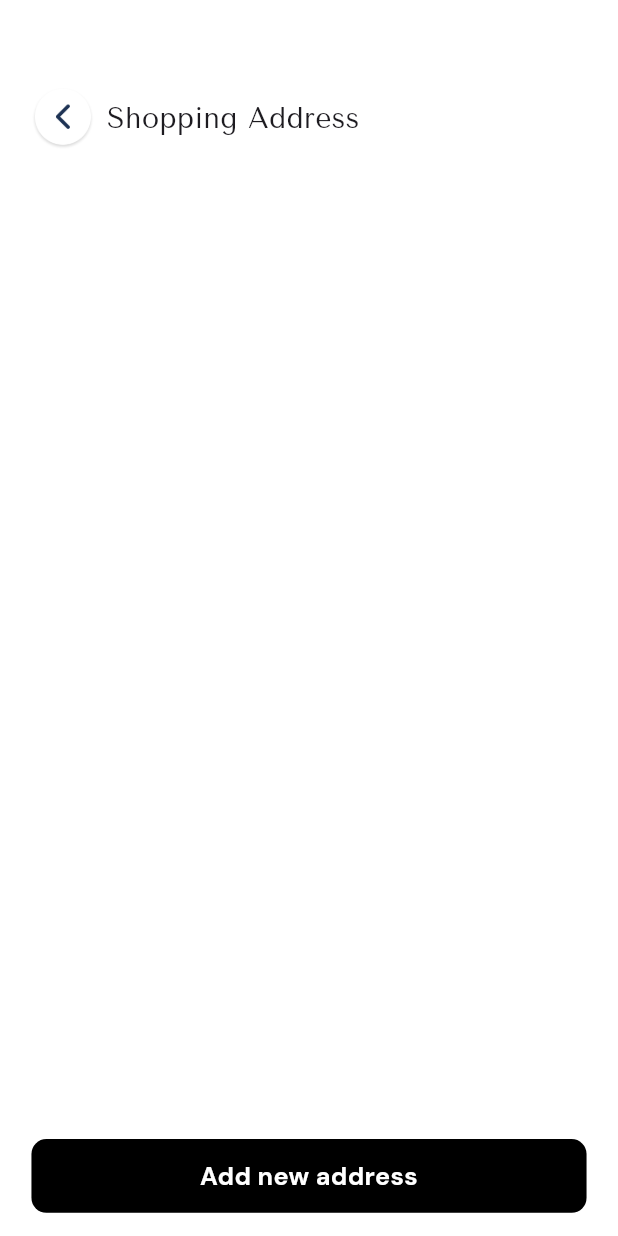
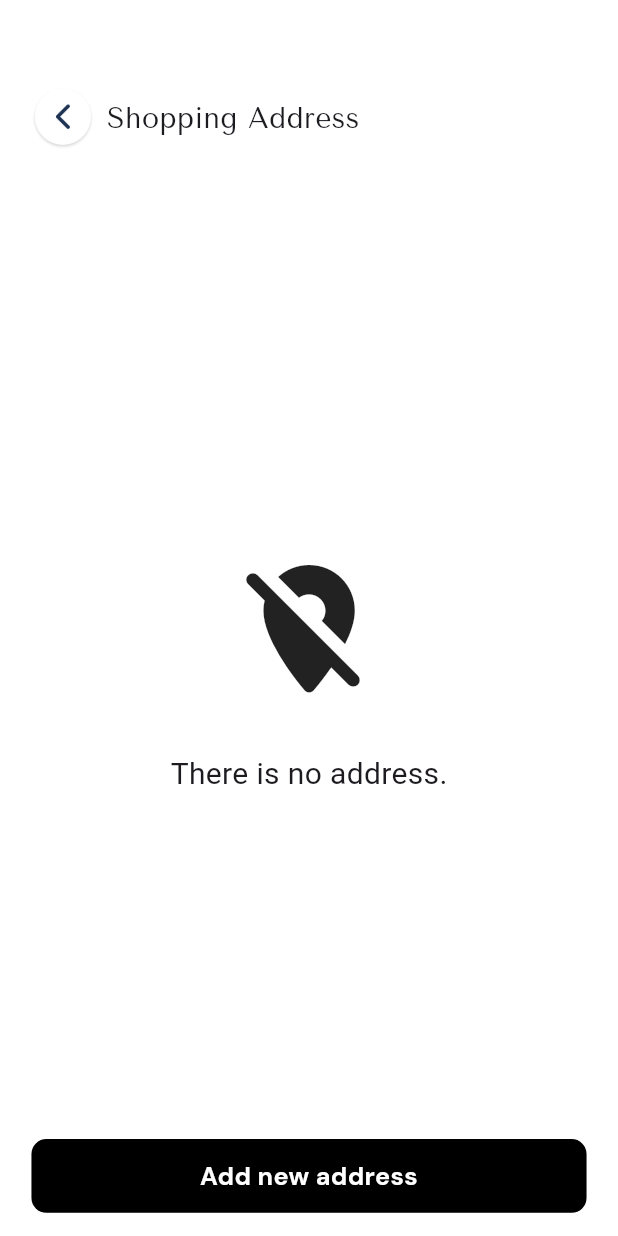
Before and after one commit to Mahmoudmnb/shop_app, a Flutter app: the ShoppingAddress screen opened directly with empty values, on a phone screen of 412 x 824 dp. Run offline on Flutter 3.47's test engine with Material 3 defaults, Android fonts, the phone set to English and light mode, and no system bars; our stand-ins replace appwrite, flutter_bloc, flutter_screenutil, flutter_staggered_animations, geocoding, geolocator and 11 more; missing offline and left inert: flutter_paypal_checkout; accounts and stored records are empty.

Commit message:
do some changes

```diff
--- a/lib/featurs/main_page/featurs/profile/screen/shopping_address.dart
+++ b/lib/featurs/main_page/featurs/profile/screen/shopping_address.dart
@@ -38,11 +38,23 @@ class ShoppingAddress extends StatelessWidget {
                 ),
                 SizedBox(height: 40.h),
                 Expanded(
-                  child: ListView.separated(
+                  child: addressList.isEmpty
+                      ? Center(
+                          child: Column(
+                          mainAxisAlignment: MainAxisAlignment.center,
+                          children: [
+                            Icon(Icons.location_off_rounded, size: 100.w),
+                            SizedBox(height: 30.h),
+                            const Text('There is no address.',
+                                style: TextStyle(fontSize: 20)),
+                          ],
+                        ))
+                      : ListView.separated(
                           keyboardDismissBehavior:
                               ScrollViewKeyboardDismissBehavior.onDrag,
                           physics: const BouncingScrollPhysics(),
-                    separatorBuilder: (context, index) => SizedBox(height: 2.h),
+                          separatorBuilder: (context, index) =>
+                              SizedBox(height: 2.h),
                           itemCount: addressList.length,
                           itemBuilder: (BuildContext context, int index) {
                             AddressModel address =
@@ -54,9 +66,11 @@ class ShoppingAddress extends StatelessWidget {
                                 clipBehavior: Clip.antiAliasWithSaveLayer,
                                 decoration: const BoxDecoration(
                                   color: Colors.black,
-                            borderRadius: BorderRadius.all(Radius.circular(10)),
+                                  borderRadius:
+                                      BorderRadius.all(Radius.circular(10)),
                                 ),
-                          child: const Icon(Icons.delete, color: Colors.white),
+                                child: const Icon(Icons.delete,
+                                    color: Colors.white),
                               ),
                               secondaryBackground: Container(
                                 // margin: EdgeInsets.only(left: 7.6335.w),
@@ -65,9 +79,11 @@ class ShoppingAddress extends StatelessWidget {
                                 clipBehavior: Clip.antiAliasWithSaveLayer,
                                 decoration: const BoxDecoration(
                                   color: Colors.black,
-                            borderRadius: BorderRadius.all(Radius.circular(10)),
+                                  borderRadius:
+                                      BorderRadius.all(Radius.circular(10)),
                                 ),
-                          child: const Icon(Icons.delete, color: Colors.white),
+                                child: const Icon(Icons.delete,
+                                    color: Colors.white),
                               ),
                               onDismissed: (value) async {
                                 await sl
```
Also changed, not shown: lib/featurs/main_page/featurs/drawer/widgets/profile.dart (+4 -4 lines). Lines whose indentation alone changed are shown as unchanged.
